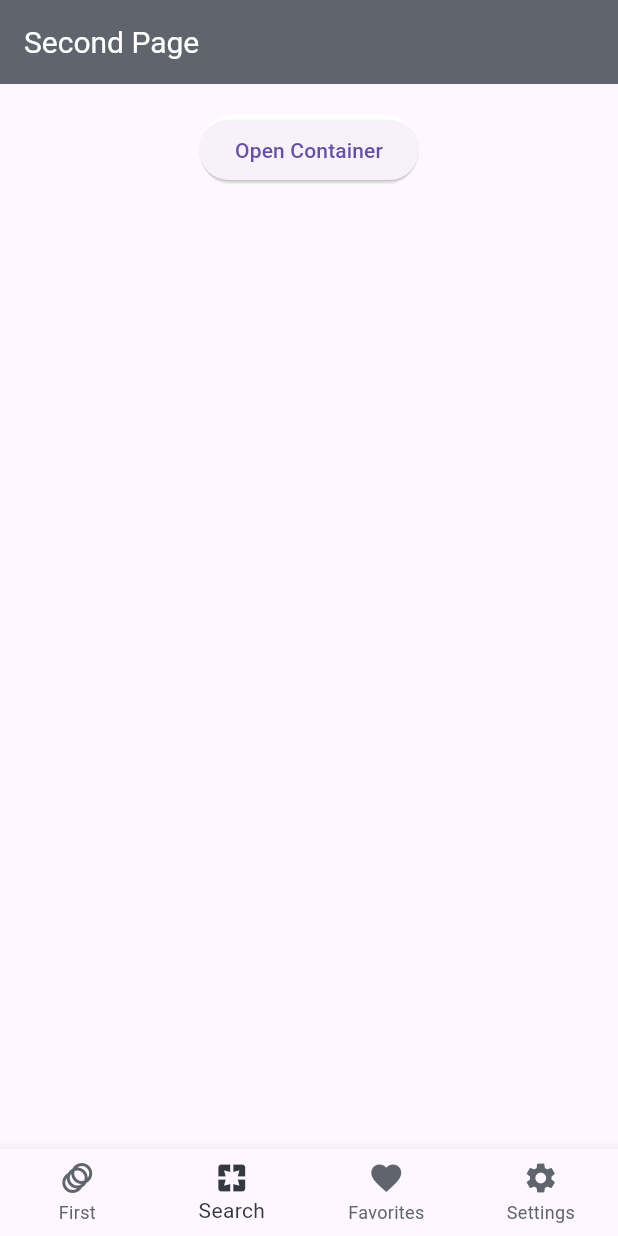
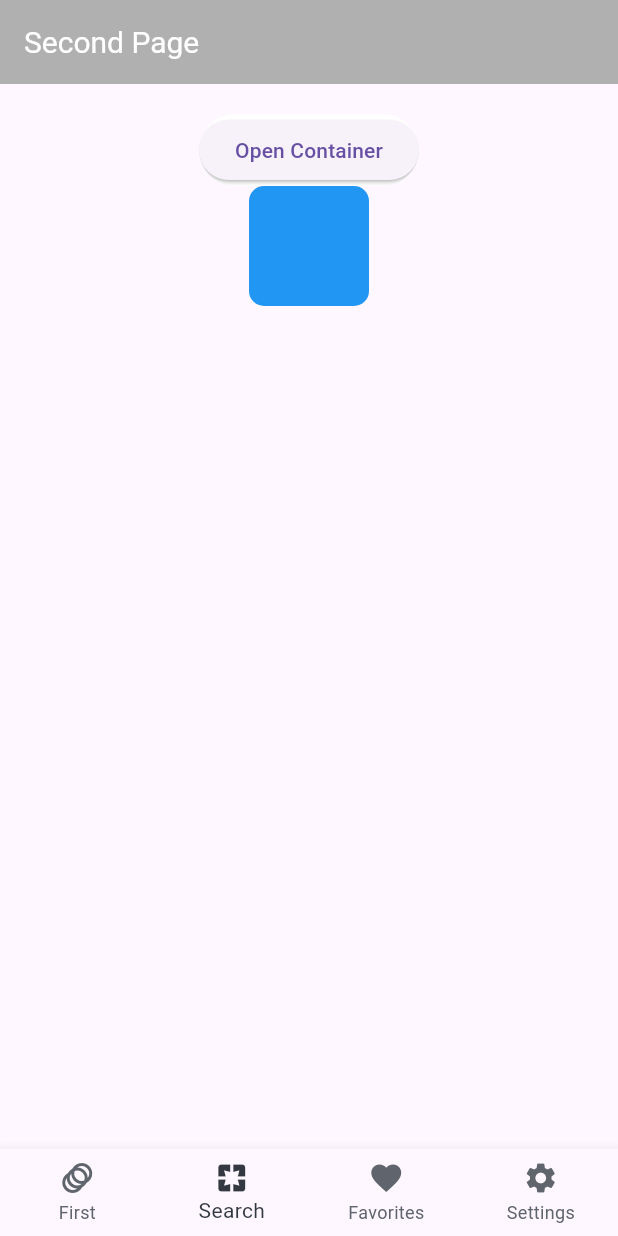
Before and after one commit to sFisher611/extra_widgets, a Flutter app: the screen it shows after launch, item 2 of the bottom bar chosen, on a phone screen of 412 x 824 dp. Run offline on Flutter 3.47's test engine with Material 3 defaults, Android fonts, the phone set to English and light mode, and no system bars; our stand-ins replace avatar_glow, go_router; missing offline and left inert: animator.

Commit message:
circular animation

```diff
--- a/lib/pages/view/second_page.dart
+++ b/lib/pages/view/second_page.dart
@@ -1,12 +1,57 @@
+// ignore_for_file: must_be_immutable
+
+import 'dart:async';
+
 import 'package:animations/animations.dart';
 import 'package:flutter/material.dart';
+import 'package:go_router/go_router.dart';
 
-class SecondPage extends StatelessWidget {
+class SecondPage extends StatefulWidget {
   const SecondPage({super.key});
+
+  @override
+  State<SecondPage> createState() => _SecondPageState();
+}
+
+class _SecondPageState extends State<SecondPage> with TickerProviderStateMixin {
+  late AnimationController scaleController;
+  late Animation<double> scaleAnimation;
+
+  @override
+  void initState() {
+    super.initState();
+
+    scaleController = AnimationController(
+        vsync: this, duration: const Duration(milliseconds: 500))
+      ..addStatusListener(
+        (status) {
+          if (status == AnimationStatus.completed) {
+            context.push("/location1");
+            Timer(
+              const Duration(milliseconds: 300),
+              () {
+                // print('worked');
+                scaleController.reset();
+              },
+            );
+          }
+        },
+      );
+
+    scaleAnimation =
+        Tween<double>(begin: 0.0, end: 20.0).animate(scaleController);
+  }
+
+  @override
+  void dispose() {
+    scaleController.dispose();
+    super.dispose();
+  }
+
   @override
   Widget build(BuildContext context) {
     return Scaffold(
-      appBar: AppBar(title: const Text("Second Page")),
+      appBar: AppBar(title: const Text("Second Page"),backgroundColor: Colors.grey.withOpacity(0.8),),
       body: Column(
         children: [
           const Row(),
@@ -29,6 +74,31 @@ class SecondPage extends StatelessWidget {
               );
             },
           ),
+          InkWell(
+            onTap: () {
+              scaleController.forward();
+            },
+            child: Container(
+              width: 80,
+              height: 80,
+              decoration: BoxDecoration(
+                  color: Colors.blue,
+                  // shape: BoxShape.circle,
+                  borderRadius: BorderRadius.circular(10)),
+              child: AnimatedBuilder(
+                animation: scaleAnimation,
+                builder: (c, child) => Transform.scale(
+                  scale: scaleAnimation.value,
+                  child: Container(
+                    decoration: const BoxDecoration(
+                      shape: BoxShape.circle,
+                      color: Colors.blue,
+                    ),
+                  ),
+                ),
+              ),
+            ),
+          )
         ],
       ),
     );
@@ -52,3 +122,16 @@ class AnimatorPage extends StatelessWidget {
     );
   }
 }
+
+class Destination extends StatelessWidget {
+  @override
+  Widget build(BuildContext context) {
+    return Scaffold(
+      appBar: AppBar(
+        backgroundColor: Colors.blue,
+        centerTitle: true,
+        title: const Text('Go Back'),
+      ),
+    );
+  }
+}
```
Also changed, not shown: lib/router/router.dart (+19 -0 lines), 1 other file.
